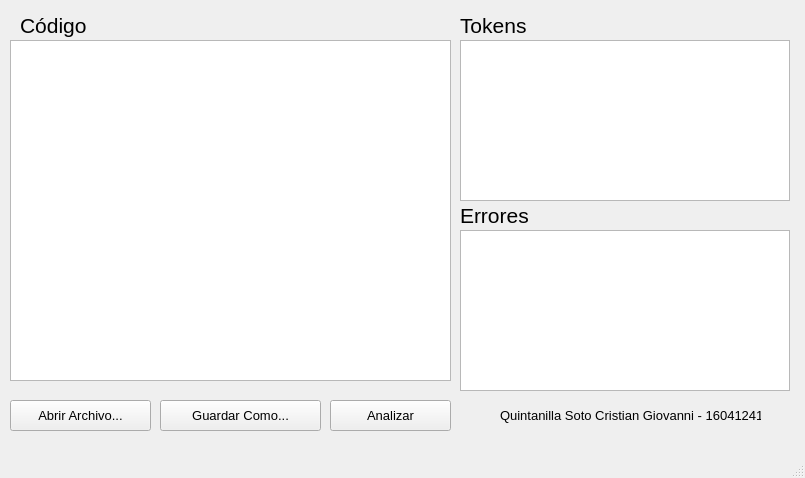
This is mainwindow.ui in cristian-quintanilla/analizadorlexico as Qt 5 draws it before an edit. The edited form follows.
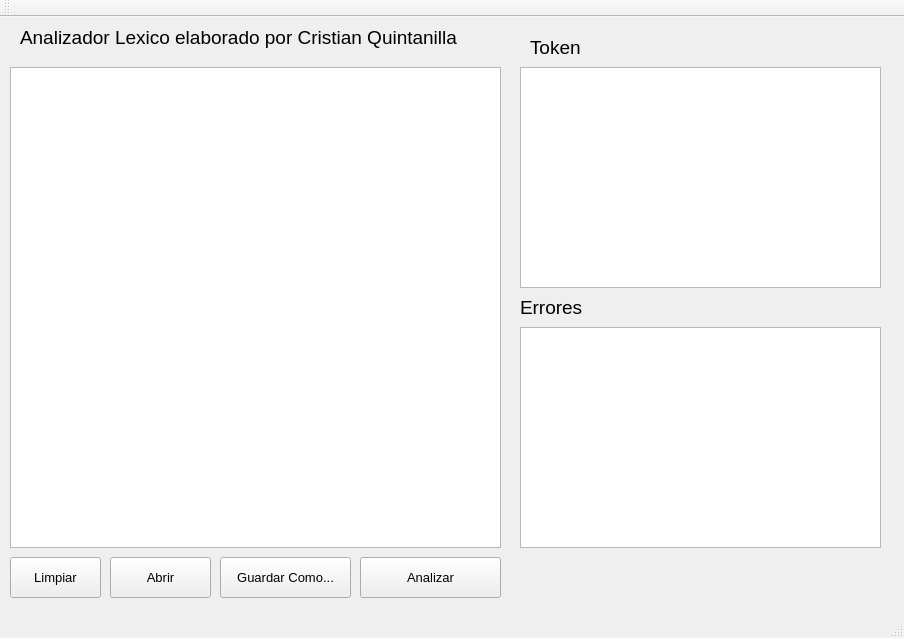
This is the edited form.

Commit message: Creacion de los metodos Errores y Tokens

Patch:
```diff
--- a/mainwindow.ui
+++ b/mainwindow.ui
@@ -6,8 +6,8 @@
    <rect>
     <x>0</x>
     <y>0</y>
-    <width>805</width>
-    <height>478</height>
+    <width>904</width>
+    <height>638</height>
    </rect>
   </property>
   <property name="windowTitle">
@@ -18,9 +18,9 @@
     <property name="geometry">
      <rect>
       <x>10</x>
-      <y>40</y>
-      <width>441</width>
-      <height>341</height>
+      <y>50</y>
+      <width>491</width>
+      <height>481</height>
      </rect>
     </property>
     <property name="font">
@@ -32,52 +32,10 @@
    <widget class="QPushButton" name="btnGuardar">
     <property name="geometry">
      <rect>
-      <x>160</x>
-      <y>400</y>
-      <width>161</width>
-      <height>31</height>
-     </rect>
-    </property>
-    <property name="font">
-     <font>
-      <pointsize>10</pointsize>
-     </font>
-    </property>
-    <property name="text">
-     <string>Guardar Como...</string>
-    </property>
-   </widget>
-   <widget class="QPushButton" name="btnAbrir">
-    <property name="geometry">
-     <rect>
-      <x>10</x>
-      <y>400</y>
+      <x>360</x>
+      <y>540</y>
       <width>141</width>
-      <height>31</height>
-     </rect>
-    </property>
-    <property name="font">
-     <font>
-      <pointsize>10</pointsize>
-      <weight>50</weight>
-      <italic>false</italic>
-      <bold>false</bold>
-      <underline>false</underline>
-      <strikeout>false</strikeout>
-      <kerning>true</kerning>
-     </font>
-    </property>
-    <property name="text">
-     <string>Abrir Archivo...</string>
-    </property>
-   </widget>
-   <widget class="QPushButton" name="btnAnalizar">
-    <property name="geometry">
-     <rect>
-      <x>330</x>
-      <y>400</y>
-      <width>121</width>
-      <height>31</height>
+      <height>41</height>
      </rect>
     </property>
     <property name="font">
@@ -92,96 +50,139 @@
    <widget class="QLabel" name="label">
     <property name="geometry">
      <rect>
-      <x>460</x>
-      <y>10</y>
-      <width>71</width>
-      <height>31</height>
+      <x>530</x>
+      <y>20</y>
+      <width>61</width>
+      <height>21</height>
      </rect>
     </property>
     <property name="font">
      <font>
-      <pointsize>16</pointsize>
+      <pointsize>14</pointsize>
      </font>
     </property>
     <property name="text">
-     <string>Tokens</string>
+     <string>Token</string>
     </property>
    </widget>
    <widget class="QLabel" name="label_2">
     <property name="geometry">
      <rect>
-      <x>460</x>
-      <y>200</y>
-      <width>71</width>
-      <height>31</height>
+      <x>520</x>
+      <y>280</y>
+      <width>81</width>
+      <height>21</height>
      </rect>
     </property>
     <property name="font">
      <font>
-      <pointsize>16</pointsize>
+      <pointsize>14</pointsize>
      </font>
     </property>
     <property name="text">
      <string>Errores</string>
     </property>
    </widget>
+   <widget class="QPushButton" name="pushButton_2">
+    <property name="geometry">
+     <rect>
+      <x>110</x>
+      <y>540</y>
+      <width>101</width>
+      <height>41</height>
+     </rect>
+    </property>
+    <property name="font">
+     <font>
+      <pointsize>10</pointsize>
+     </font>
+    </property>
+    <property name="text">
+     <string>Abrir</string>
+    </property>
+   </widget>
+   <widget class="QPlainTextEdit" name="Token">
+    <property name="geometry">
+     <rect>
+      <x>520</x>
+      <y>50</y>
+      <width>361</width>
+      <height>221</height>
+     </rect>
+    </property>
+    <property name="font">
+     <font>
+      <pointsize>12</pointsize>
+     </font>
+    </property>
+   </widget>
+   <widget class="QPlainTextEdit" name="Error">
+    <property name="geometry">
+     <rect>
+      <x>520</x>
+      <y>310</y>
+      <width>361</width>
+      <height>221</height>
+     </rect>
+    </property>
+    <property name="font">
+     <font>
+      <pointsize>12</pointsize>
+     </font>
+    </property>
+   </widget>
+   <widget class="QPushButton" name="pushButton_3">
+    <property name="geometry">
+     <rect>
+      <x>10</x>
+      <y>540</y>
+      <width>91</width>
+      <height>41</height>
+     </rect>
+    </property>
+    <property name="font">
+     <font>
+      <pointsize>10</pointsize>
+     </font>
+    </property>
+    <property name="text">
+     <string>Limpiar</string>
+    </property>
+   </widget>
+   <widget class="QPushButton" name="pushButton_4">
+    <property name="geometry">
+     <rect>
+      <x>220</x>
+      <y>540</y>
+      <width>131</width>
+      <height>41</height>
+     </rect>
+    </property>
+    <property name="font">
+     <font>
+      <pointsize>10</pointsize>
+     </font>
+    </property>
+    <property name="text">
+     <string>Guardar Como...</string>
+    </property>
+   </widget>
    <widget class="QLabel" name="label_3">
     <property name="geometry">
      <rect>
       <x>20</x>
       <y>10</y>
-      <width>71</width>
-      <height>31</height>
+      <width>441</width>
+      <height>21</height>
      </rect>
     </property>
     <property name="font">
      <font>
-      <pointsize>16</pointsize>
+      <pointsize>14</pointsize>
      </font>
     </property>
     <property name="text">
-     <string>Código</string>
-    </property>
-   </widget>
-   <widget class="QLabel" name="label_4">
-    <property name="geometry">
-     <rect>
-      <x>500</x>
-      <y>400</y>
-      <width>261</width>
-      <height>31</height>
-     </rect>
-    </property>
-    <property name="font">
-     <font>
-      <pointsize>10</pointsize>
-     </font>
-    </property>
-    <property name="layoutDirection">
-     <enum>Qt::LeftToRight</enum>
-    </property>
-    <property name="text">
-     <string>Quintanilla Soto Cristian Giovanni - 16041241</string>
-    </property>
-   </widget>
-   <widget class="QTableWidget" name="tablaTokens">
-    <property name="geometry">
-     <rect>
-      <x>460</x>
-      <y>40</y>
-      <width>330</width>
-      <height>161</height>
-     </rect>
-    </property>
-   </widget>
-   <widget class="QTableWidget" name="tablaErrores">
-    <property name="geometry">
-     <rect>
-      <x>460</x>
-      <y>230</y>
-      <width>330</width>
-      <height>161</height>
-     </rect>
+     <string>Analizador Lexico elaborado por Cristian Quintanilla</string>
     </property>
    </widget>
   </widget>
@@ -195,8 +196,22 @@
     </rect>
    </property>
   </widget>
-  <widget class="QStatusBar" name="statusbar"/>
+  <widget class="QToolBar" name="mainToolBar">
+   <attribute name="toolBarArea">
+    <enum>TopToolBarArea</enum>
+   </attribute>
+   <attribute name="toolBarBreak">
+    <bool>false</bool>
+   </attribute>
+  </widget>
+  <widget class="QStatusBar" name="statusBar"/>
+  <action name="actionAbrir">
+   <property name="text">
+    <string>Abrir</string>
+   </property>
+  </action>
  </widget>
+ <layoutdefault spacing="6" margin="11"/>
  <resources/>
  <connections/>
 </ui>
```
Left out of the diff: 10 changed lines with no effect on the pictures. The commit also changes 6 other files.
